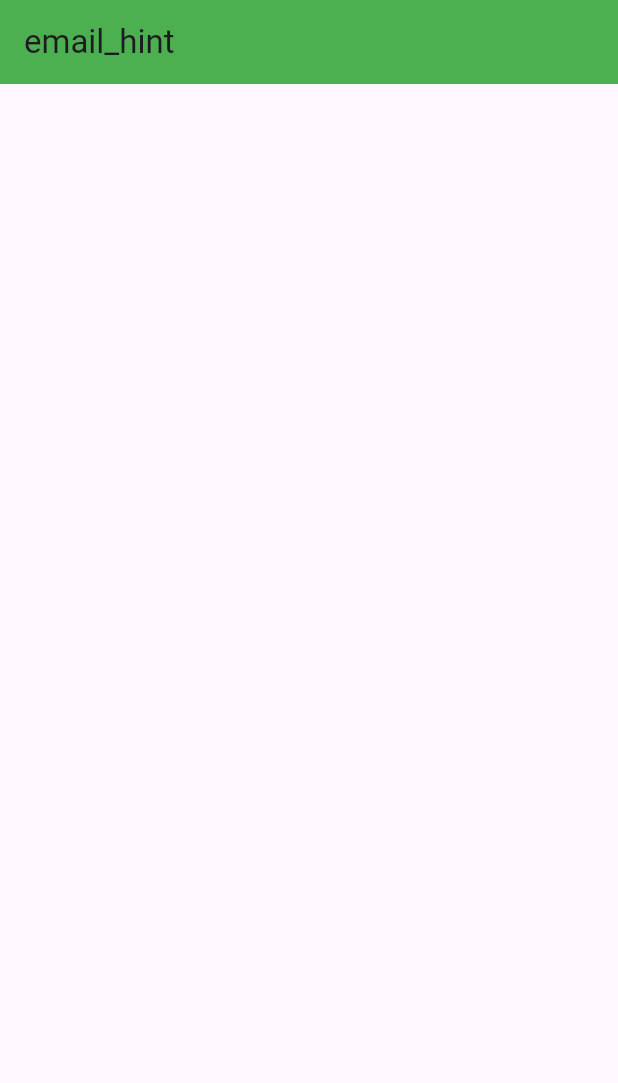
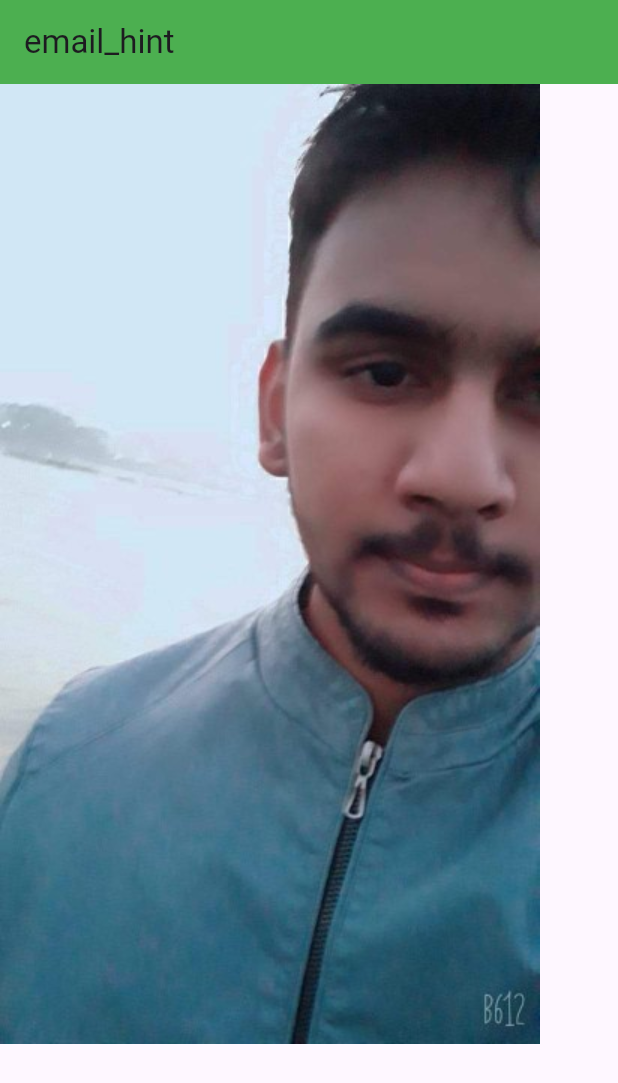
Before and after one commit to emon22830/getx_project, a Flutter app: the screen it shows after launch, on a phone screen of 412 x 824 dp. Shown: the top 1083 px of the screen. Run offline on Flutter 3.47's test engine with Material 3 defaults, Android fonts, the phone set to English and light mode, and no system bars; our stand-ins replace fluttertoast, get.

Commit message:
assets/fonts

```diff
--- /dev/null
+++ b/lib/res/assets/image_assets.dart
@@ -0,0 +1,6 @@
+
+
+class ImageAssets{
+  static const String splash_screen = 'assets/images/splash_screen.jpg';
+  static const String message_Icon = 'assets/icons/message.svg';
+}
--- /dev/null
+++ b/lib/res/fonts/app_fonts.dart
@@ -0,0 +1,6 @@
+
+
+class AppFonts {
+
+  static const String roboBold = 'Schyler-Regular';
+}
--- a/lib/res/getx_localization/languages.dart
+++ b/lib/res/getx_localization/languages.dart
@@ -8,7 +8,7 @@ class Languages extends Translations {
       'email_hint' : 'Enter email'
     },
     'bn_BD' : {
-      'emial_hint' : 'Email den'
+      'email_hint' : 'Email den'
     }
   };
 
--- a/lib/view/splash_screen.dart
+++ b/lib/view/splash_screen.dart
@@ -1,6 +1,7 @@
 import 'package:flutter/material.dart';
 import 'package:get/get.dart';
 import 'package:getx_project/data/app_exceptions.dart';
+import 'package:getx_project/res/assets/image_assets.dart';
 
 import '../utils/utils.dart';
 
@@ -19,6 +20,9 @@ class _SplashScreenState extends State<SplashScreen> {
     backgroundColor: Colors.green,
     title: Text('email_hint'.tr),
   ),
+      body: Image(
+        image: AssetImage(ImageAssets.splash_screen),
+      ),
     );
   }
 }
```
Also changed, not shown: pubspec.yaml (+9 -9 lines), assets/images/splash_screen.jpg (added).
